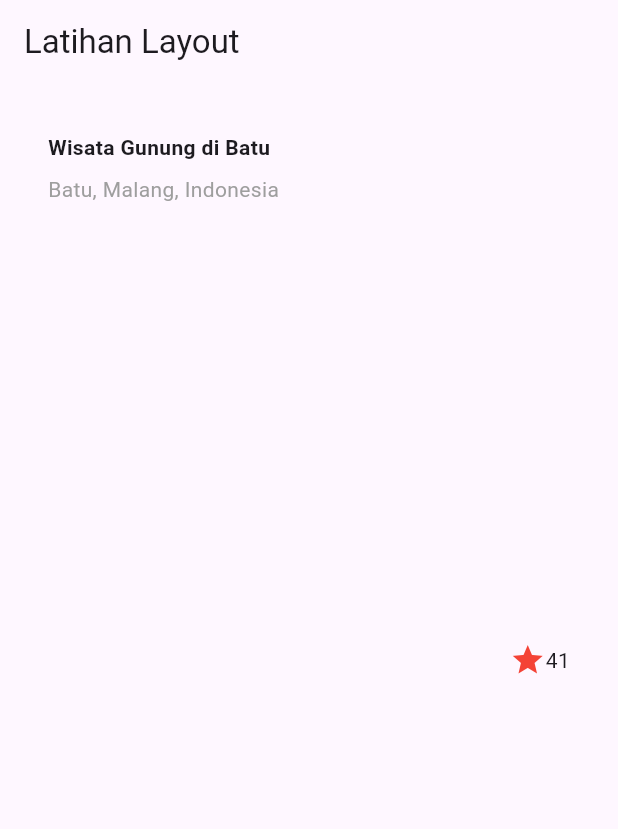
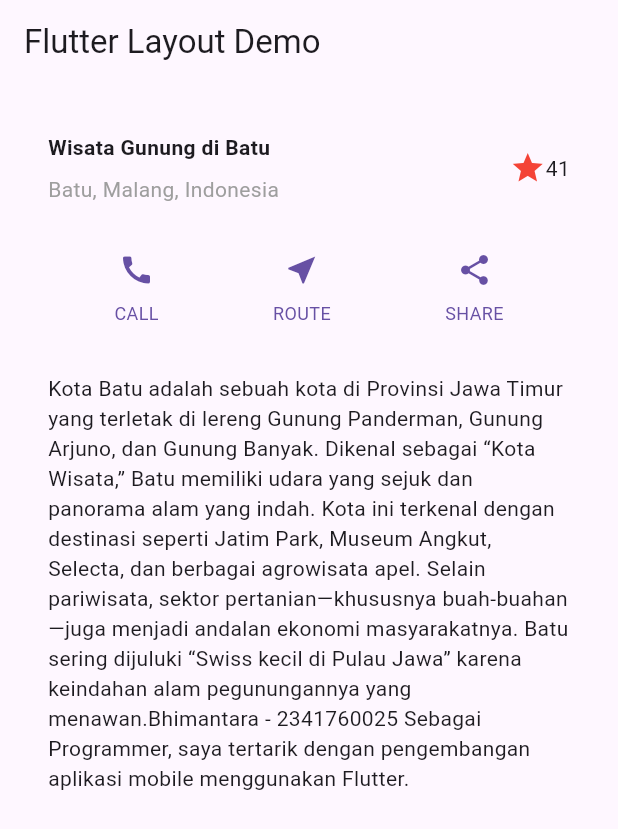
Before and after one commit to bhimantara435/layout_flutter_bhimantara, a Flutter app: the screen it shows after launch, on a phone screen of 412 x 824 dp. Shown: the top 829 px of the screen. Run offline on Flutter 3.47's test engine with Material 3 defaults, Android fonts, the phone set to English and light mode, and no system bars.

Commit message:
Code Prak 2 L1-L3 & Prak 3 L1-L2

```diff
--- a/lib/main.dart
+++ b/lib/main.dart
@@ -7,6 +7,7 @@ class MyApp extends StatelessWidget {
 
   @override
   Widget build(BuildContext context) {
+    // Bagian titleSection dari Praktikum 1 Langkah ke-4
     Widget titleSection = Container(
       padding: const EdgeInsets.all(32),
       child: Row(
@@ -45,14 +46,65 @@ class MyApp extends StatelessWidget {
       ),
     );
 
+    // Warna utama dari tema aplikasi
+    Color color = Theme.of(context).primaryColor;
+
+    // Bagian buttonSection dari Praktikum 2 Langkah ke-2
+    Widget buttonSection = Row(
+      mainAxisAlignment: MainAxisAlignment.spaceEvenly,
+      children: [
+        _buildButtonColumn(color, Icons.call, 'CALL'),
+        _buildButtonColumn(color, Icons.near_me, 'ROUTE'),
+        _buildButtonColumn(color, Icons.share, 'SHARE'),
+      ],
+    );
+
+    // Bagian textSection dari Praktikum 3 Langkah ke-1
+    Widget textSection = Container(
+      padding: const EdgeInsets.all(32),
+      child: const Text(
+        'Kota Batu adalah sebuah kota di Provinsi Jawa Timur yang terletak di lereng Gunung Panderman, Gunung Arjuno, dan Gunung Banyak. Dikenal sebagai “Kota Wisata,” Batu memiliki udara yang sejuk dan panorama alam yang indah. Kota ini terkenal dengan destinasi seperti Jatim Park, Museum Angkut, Selecta, dan berbagai agrowisata apel. Selain pariwisata, sektor pertanian—khususnya buah-buahan—juga menjadi andalan ekonomi masyarakatnya. Batu sering dijuluki “Swiss kecil di Pulau Jawa” karena keindahan alam pegunungannya yang menawan.'
+        'Bhimantara - 2341760025 Sebagai Programmer, saya tertarik dengan pengembangan aplikasi mobile menggunakan Flutter.',
+        softWrap: true,
+      ),
+    );
+
     return MaterialApp(
       title: 'Flutter Demo',
       home: Scaffold(
         appBar: AppBar(
-          title: const Text('Latihan Layout'),
+          title: const Text('Flutter Layout Demo'),
         ),
-        body: titleSection, // menampilkan bagian titleSection
+        body: Column(
+          children: [
+            titleSection, // hasil dari praktikum 1 langkah 4
+            buttonSection, // hasil dari praktikum 2 langkah 2
+            textSection, // hasil dari praktikum 3 langkah 1
+          ],
+        ),
       ),
     );
   }
+
+  // Praktikum 2 Langkah 1: method pembantu
+  Column _buildButtonColumn(Color color, IconData icon, String label) {
+    return Column(
+      mainAxisSize: MainAxisSize.min,
+      mainAxisAlignment: MainAxisAlignment.center,
+      children: [
+        Icon(icon, color: color),
+        Container(
+          margin: const EdgeInsets.only(top: 8),
+          child: Text(
+            label,
+            style: TextStyle(
+              fontSize: 12,
+              fontWeight: FontWeight.w400,
+              color: color,
+            ),
+          ),
+        ),
+      ],
+    );
+  }
 }
```
